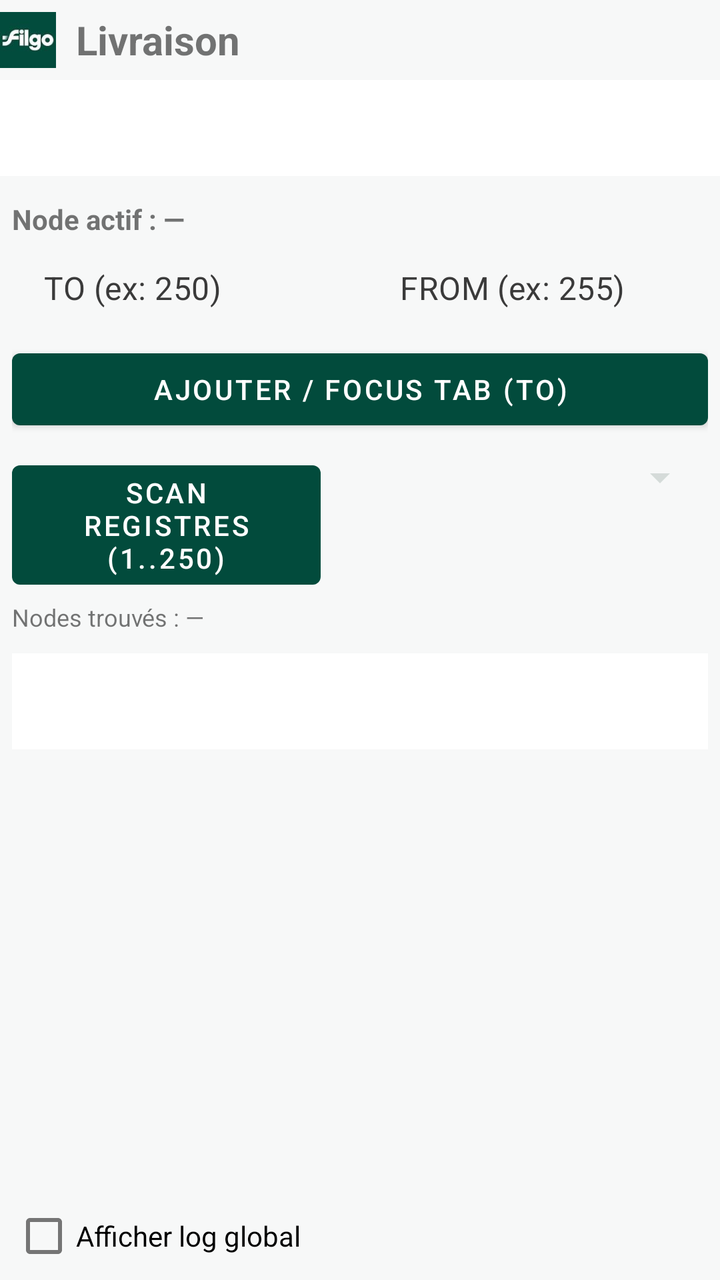
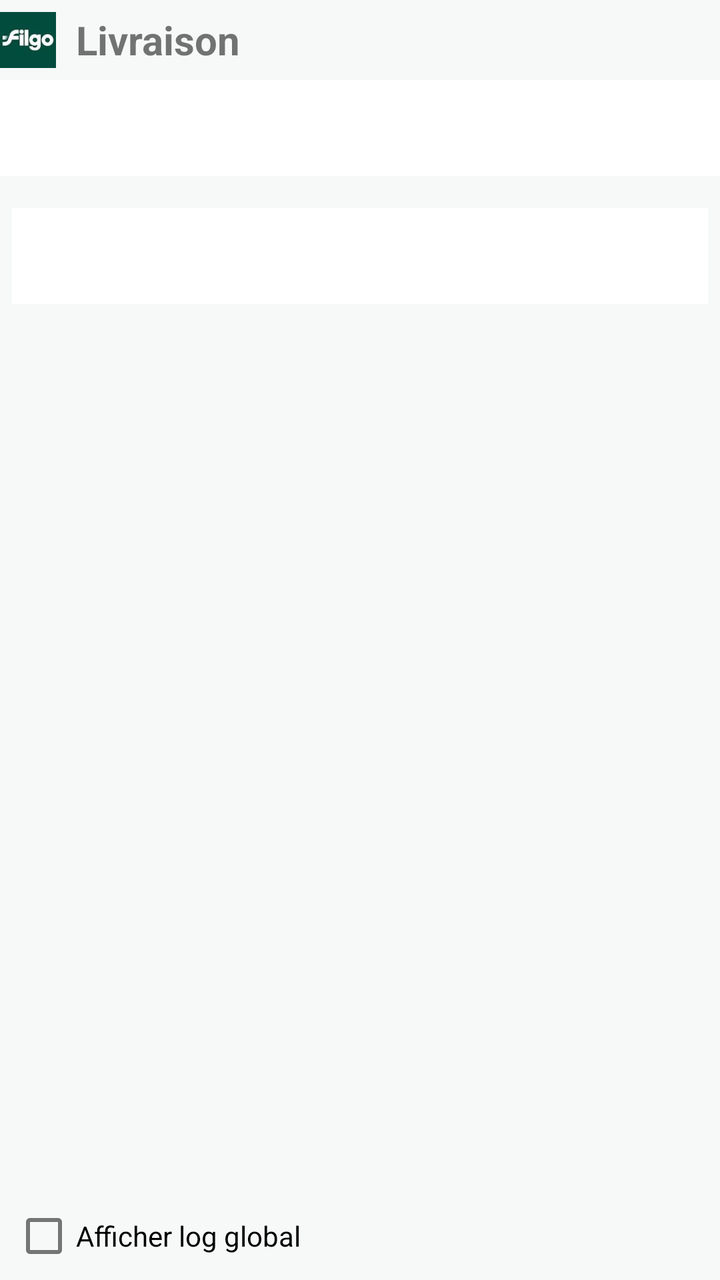

Two renders of the same Android screen: before a commit and after it. Below are the layout's source before the change and the commit's diff.
<!-- AndroidManifest.xml: application theme Theme.LcrFilgoEnergie -->
<!-- res/layout/activity_main.xml -->
<?xml version="1.0" encoding="utf-8"?>
<LinearLayout xmlns:android="http://schemas.android.com/apk/res/android"
    xmlns:app="http://schemas.android.com/apk/res-auto"
    android:id="@+id/rootTabs"
    android:layout_width="match_parent"
    android:layout_height="match_parent"
    android:orientation="vertical">

    
    <LinearLayout
        android:id="@+id/headerFilgo"
        android:layout_width="match_parent"
        android:layout_height="wrap_content"
        android:orientation="horizontal"
        android:gravity="center_vertical"
        android:paddingTop="6dp"
        android:paddingBottom="6dp">

        <ImageView
            android:id="@+id/imgFilgo"
            android:layout_width="28dp"
            android:layout_height="28dp"
            android:src="@mipmap/logoenergie1"
            android:contentDescription="Filgo"
            android:scaleType="fitCenter" />

        <TextView
            android:id="@+id/txtHeaderLivraison"
            android:layout_width="wrap_content"
            android:layout_height="wrap_content"
            android:layout_marginStart="10dp"
            android:text="Livraison"
            android:textStyle="bold"
            android:textSize="20sp" />
    </LinearLayout>

    
    <com.google.android.material.tabs.TabLayout
        android:id="@+id/tabLayout"
        android:layout_width="match_parent"
        android:layout_height="wrap_content"
        app:tabMode="fixed"
        app:tabGravity="fill" />

    
    
    <LinearLayout
        android:id="@+id/pageMain"
        android:layout_width="match_parent"
        android:layout_height="0dp"
        android:layout_weight="1"
        android:orientation="vertical">

        <LinearLayout
            android:id="@+id/root"
            android:layout_width="match_parent"
            android:layout_height="match_parent"
            android:orientation="vertical"
            android:padding="6dp">
      


            <TextView
                android:id="@+id/txtActiveNode"
                android:layout_width="match_parent"
                android:layout_height="wrap_content"
                android:text="Node actif : —"
                android:textStyle="bold"
                android:layout_marginTop="6dp" />

            <LinearLayout
                android:layout_width="match_parent"
                android:layout_height="wrap_content"
                android:orientation="horizontal"
                android:layout_marginTop="4dp">

                <EditText
                    android:id="@+id/edtTo"
                    android:layout_width="0dp"
                    android:layout_height="wrap_content"
                    android:layout_weight="1"
                    android:hint="TO (ex: 250)"
                    android:inputType="number"
                    android:singleLine="true" />

                <EditText
                    android:id="@+id/edtFrom"
                    android:layout_width="0dp"
                    android:layout_height="wrap_content"
                    android:layout_weight="1"
                    android:layout_marginStart="8dp"
                    android:hint="FROM (ex: 255)"
                    android:inputType="number"
                    android:singleLine="true" />
            </LinearLayout>

            <Button
                android:id="@+id/btnAddRegisterTab"
                android:layout_width="match_parent"
                android:layout_height="wrap_content"
                android:text="Ajouter / Focus TAB (TO)"
                android:layout_marginTop="6dp" />

            
            <LinearLayout
                android:layout_width="match_parent"
                android:layout_height="wrap_content"
                android:orientation="horizontal"
                android:layout_marginTop="8dp">

                <Button
                    android:id="@+id/btnScanNodes"
                    android:layout_width="0dp"
                    android:layout_height="wrap_content"
                    android:layout_weight="1"
                    android:text="Scan registres (1..250)" />

                <Spinner
                    android:id="@+id/spnNodesFound"
                    android:layout_width="0dp"
                    android:layout_height="wrap_content"
                    android:layout_weight="1.2"
                    android:layout_marginStart="8dp" />
            </LinearLayout>

            <TextView
                android:id="@+id/txtNodesSummary"
                android:layout_width="match_parent"
                android:layout_height="wrap_content"
                android:text="Nodes trouvés : —"
                android:layout_marginTop="2dp"
                android:textSize="12sp" />

            
            <com.google.android.material.tabs.TabLayout
                android:id="@+id/tabRegisters"
                android:layout_width="match_parent"
                android:layout_height="wrap_content"
                android:layout_marginTop="10dp"
                app:tabMode="scrollable"
                app:tabGravity="fill" />

            <FrameLayout
                android:id="@+id/registerContainer"
                android:layout_width="match_parent"
                android:layout_height="0dp"
                android:layout_weight="1"
                android:layout_marginTop="6dp" />

            
            <CheckBox
                android:id="@+id/cbShowLog"
                android:layout_width="wrap_content"
                android:layout_height="wrap_content"
                android:layout_marginTop="8dp"
                android:text="Afficher log global"
                android:checked="false"
                android:minHeight="0dp"
                android:paddingTop="0dp"
                android:paddingBottom="0dp" />

            <LinearLayout
                android:id="@+id/logPanel"
                android:layout_width="match_parent"
                android:layout_height="180dp"
                android:orientation="vertical"
                android:layout_marginTop="4dp"
                android:visibility="gone">

                <ScrollView
                    android:id="@+id/logScroll"
                    android:layout_width="match_parent"
                    android:layout_height="0dp"
                    android:layout_weight="1"
                    android:fillViewport="true"
                    android:background="#111111">

                    <TextView
                        android:id="@+id/txtLog"
                        android:layout_width="match_parent"
                        android:layout_height="wrap_content"
                        android:typeface="monospace"
                        android:textIsSelectable="true"
                        android:textSize="12sp"
                        android:textColor="#00FF00"
                        android:padding="6dp" />
                </ScrollView>

                <LinearLayout
                    android:layout_width="match_parent"
                    android:layout_height="wrap_content"
                    android:orientation="horizontal"
                    android:gravity="end">

                    <Button
                        android:id="@+id/btnClearLog"
                        android:layout_width="wrap_content"
                        android:layout_height="wrap_content"
                        android:text="Clear log" />

                    <Button
                        android:id="@+id/btnCopyLog"
                        android:layout_width="wrap_content"
                        android:layout_height="wrap_content"
                        android:layout_marginStart="8dp"
                        android:text="Copy log" />

                    <Button
                        android:id="@+id/btnScrollDown"
                        android:layout_width="wrap_content"
                        android:layout_height="wrap_content"
                        android:layout_marginStart="8dp"
                        android:text="Scroll down" />
                </LinearLayout>

                <LinearLayout
                    android:layout_width="match_parent"
                    android:layout_height="wrap_content"
                    android:orientation="horizontal"
                    android:layout_marginTop="2dp">

                    <CheckBox
                        android:id="@+id/cbTxRx"
                        android:layout_width="wrap_content"
                        android:layout_height="wrap_content"
                        android:text="Afficher TX / RX"
                        android:checked="false"
                        android:minHeight="0dp"
                        android:paddingTop="0dp"
                        android:paddingBottom="0dp" />

                    <CheckBox
                        android:id="@+id/cbLogTs"
                        android:layout_width="wrap_content"
                        android:layout_height="wrap_content"
                        android:layout_marginStart="12dp"
                        android:text="Timestamps UI + IO + API"
                        android:checked="false"
                        android:minHeight="0dp"
                        android:paddingTop="0dp"
                        android:paddingBottom="0dp" />
                </LinearLayout>
            </LinearLayout>

        </LinearLayout>
    </LinearLayout>

    
    
    <LinearLayout
        android:id="@+id/pageApiFace"
        android:layout_width="match_parent"
        android:layout_height="0dp"
        android:layout_weight="1"
        android:orientation="vertical"
        android:visibility="gone">

        <Button
            android:id="@+id/btnDbBackup"
            android:layout_width="match_parent"
            android:layout_height="wrap_content"
            android:text="Backup DB (Downloads)"
            android:layout_margin="8dp" />

        
        <include
            layout="@layout/fragment_api_face"
            android:layout_width="match_parent"
            android:layout_height="0dp"
            android:layout_weight="1" />

    </LinearLayout>



  
  
  <LinearLayout
      android:id="@+id/pageConfigure"
      android:layout_width="match_parent"
      android:layout_height="0dp"
      android:layout_weight="1"
      android:orientation="vertical"
      android:visibility="gone">

    <LinearLayout
        android:layout_width="match_parent"
        android:layout_height="match_parent"
        android:orientation="vertical"
        android:padding="10dp">

      
      <LinearLayout
          android:layout_width="match_parent"
          android:layout_height="wrap_content"
          android:orientation="horizontal"
          android:gravity="center_vertical">

        <TextView
            android:layout_width="0dp"
            android:layout_height="wrap_content"
            android:layout_weight="1"
            android:text="Configure"
            android:textStyle="bold"
            android:textSize="18sp"/>

        <LinearLayout
            android:layout_width="wrap_content"
            android:layout_height="wrap_content"
            android:orientation="vertical"
            android:gravity="end">

          <TextView
              android:id="@+id/txtMediaActive"
              android:layout_width="wrap_content"
              android:layout_height="wrap_content"
              android:text="Média : —"
              android:textSize="12sp"
              android:textStyle="bold"/>

          <TextView
              android:id="@+id/txtNodesActive"
              android:layout_width="wrap_content"
              android:layout_height="wrap_content"
              android:text="Nodes : —"
              android:textSize="12sp"/>
        </LinearLayout>
      </LinearLayout>

      
      <TextView
          android:layout_width="match_parent"
          android:layout_height="wrap_content"
          android:layout_marginTop="10dp"
          android:text="USB"
          android:textStyle="bold"/>

      <LinearLayout
          android:layout_width="match_parent"
          android:layout_height="wrap_content"
          android:orientation="horizontal"
          android:layout_marginTop="4dp">

        <Button
            android:id="@+id/btnScanUsb"
            android:layout_width="0dp"
            android:layout_height="wrap_content"
            android:layout_weight="1"
            android:text="Scan USB"/>

        <Button
            android:id="@+id/btnPingUsb"
            android:layout_width="0dp"
            android:layout_height="wrap_content"
            android:layout_weight="1"
            android:layout_marginStart="8dp"
            android:text="Ouvrir/Ping USB"/>
      </LinearLayout>

      <Spinner
          android:id="@+id/spnUsbDevices"
          android:layout_width="match_parent"
          android:layout_height="wrap_content"
          android:layout_marginTop="4dp"/>

      
      <TextView
          android:layout_width="match_parent"
          android:layout_height="wrap_content"
          android:layout_marginTop="14dp"
          android:text="Bluetooth (appareils appairés)"
          android:textStyle="bold"/>

      <Spinner
          android:id="@+id/spnBtBonded"
          android:layout_width="match_parent"
          android:layout_height="wrap_content"
          android:layout_marginTop="4dp"/>

      <LinearLayout
          android:layout_width="match_parent"
          android:layout_height="wrap_content"
          android:orientation="horizontal"
          android:layout_marginTop="6dp">

        <Button
            android:id="@+id/btnBtRefresh"
            android:layout_width="0dp"
            android:layout_height="wrap_content"
            android:layout_weight="1"
            android:text="Refresh"/>

        <Button
            android:id="@+id/btnBtConnect"
            android:layout_width="0dp"
            android:layout_height="wrap_content"
            android:layout_weight="1"
            android:layout_marginStart="8dp"
            android:text="Connect"/>

        <Button
            android:id="@+id/btnBtDisconnect"
            android:layout_width="0dp"
            android:layout_height="wrap_content"
            android:layout_weight="1"
            android:layout_marginStart="8dp"
            android:text="Disconnect"/>
      </LinearLayout>

      <TextView
          android:id="@+id/txtBtStatus"
          android:layout_width="match_parent"
          android:layout_height="wrap_content"
          android:layout_marginTop="6dp"
          android:text="BT : —"
          android:textSize="12sp"/>

      
      <TextView
          android:layout_width="match_parent"
          android:layout_height="wrap_content"
          android:layout_marginTop="14dp"
          android:text="Wi‑Fi (bientôt)"
          android:textStyle="bold"/>

      <Button
          android:layout_width="match_parent"
          android:layout_height="wrap_content"
          android:enabled="false"
          android:text="Configurer Wi‑Fi (à venir)"/>

    </LinearLayout>
  </LinearLayout>

</LinearLayout>
<!-- res/layout/fragment_api_face.xml (included above) -->
<androidx.core.widget.NestedScrollView xmlns:android="http://schemas.android.com/apk/res/android"
    xmlns:app="http://schemas.android.com/apk/res-auto"
    android:id="@+id/apiFaceRootScroll"
    android:layout_width="match_parent"
    android:layout_height="match_parent"
    android:fillViewport="true"
    android:padding="12dp">

    <LinearLayout
        android:id="@+id/apiFaceRoot"
        android:layout_width="match_parent"
        android:layout_height="wrap_content"
        android:orientation="vertical">

        
        <com.google.android.material.card.MaterialCardView
            android:layout_width="match_parent"
            android:layout_height="wrap_content"
            app:cardUseCompatPadding="true"
            app:cardCornerRadius="14dp"
            app:strokeWidth="1dp"
            app:strokeColor="#22000000">

            <LinearLayout
                android:layout_width="match_parent"
                android:layout_height="wrap_content"
                android:orientation="vertical"
                android:padding="12dp">

                <TextView
                    android:id="@+id/txtApiTitle"
                    android:layout_width="match_parent"
                    android:layout_height="wrap_content"
                    android:text="API‑Face"
                    android:textStyle="bold"
                    android:textSize="18sp" />

                
                <TextView
                    android:id="@+id/txtApiStatus"
                    android:layout_width="match_parent"
                    android:layout_height="wrap_content"
                    android:text="Status: STOPPED"
                    android:textStyle="bold"
                    android:textSize="14sp"
                    android:layout_marginTop="8dp"
                    android:padding="10dp"
                    android:background="#0F000000" />

                
                <TextView
                    android:id="@+id/txtApiUrl"
                    android:layout_width="match_parent"
                    android:layout_height="wrap_content"
                    android:text="http://127.0.0.1:8765"
                    android:textIsSelectable="true"
                    android:textSize="13sp"
                    android:layout_marginTop="8dp" />

                
                <LinearLayout
                    android:layout_width="match_parent"
                    android:layout_height="wrap_content"
                    android:orientation="horizontal"
                    android:layout_marginTop="10dp">

                    <com.google.android.material.button.MaterialButton
                        android:id="@+id/btnApiStart"
                        android:layout_width="0dp"
                        android:layout_height="wrap_content"
                        android:layout_weight="1"
                        android:text="Start API" />

                    <com.google.android.material.button.MaterialButton
                        android:id="@+id/btnApiStop"
                        style="@style/Widget.MaterialComponents.Button.OutlinedButton"
                        android:layout_width="0dp"
                        android:layout_height="wrap_content"
                        android:layout_weight="1"
                        android:layout_marginStart="8dp"
                        android:text="Stop API" />
                </LinearLayout>

                
                <TextView
                    android:id="@+id/txtApiHowTo"
                    android:layout_width="match_parent"
                    android:layout_height="wrap_content"
                    android:layout_marginTop="10dp"
                    android:text="Workflow API : voir documentation interne / README."
                    android:textSize="13sp" />
            </LinearLayout>
        </com.google.android.material.card.MaterialCardView>

        
        
        

        
        <View
            android:layout_width="match_parent"
            android:layout_height="16dp" />

    </LinearLayout>
</androidx.core.widget.NestedScrollView>
<!-- resources referenced by this layout -->
<resources>
  <!-- mipmap logoenergie1: png bitmap (mipmap-hdpi, 8273 bytes) -->
  <style name="Theme.LcrFilgoEnergie" parent="Theme.MaterialComponents.DayNight.NoActionBar">
  
          
          <item name="colorPrimary">@color/filgo_green</item>
          <item name="colorPrimaryDark">@color/filgo_green_dark</item>
          <item name="colorSecondary">@color/filgo_green_light</item>
  
          
          <item name="colorAccent">@color/filgo_green_light</item>
  
          
          <item name="colorControlNormal">@color/outline</item>
          <item name="colorControlActivated">@color/outline_focus</item>
  
          
          <item name="android:windowBackground">@color/bg_app</item>
  
          
          <item name="buttonStyle">@style/FilgoButton</item>
          <item name="editTextStyle">@style/FilgoEditText</item>
  
      </style>
  <color name="filgo_green">#024B3C</color>
  <color name="filgo_green_dark">#01372C</color>
  <color name="filgo_green_light">#0B6B55</color>
  <color name="outline">#D5DBD9</color>
  <color name="outline_focus">@color/filgo_green</color>
  <color name="bg_app">#F7F8F8</color>
  <style name="FilgoButton" parent="Widget.MaterialComponents.Button">
          <item name="backgroundTint">@color/btn_primary_bg</item>
          <item name="android:textColor">@color/btn_primary_text</item>
          <item name="android:textAllCaps">false</item>
      </style>
  <style name="FilgoEditText" parent="Widget.MaterialComponents.TextInputEditText.OutlinedBox">
          <item name="android:textColor">@color/text_primary</item>
          <item name="android:textColorHint">@color/text_secondary</item>
          <item name="android:padding">10dp</item>
      </style>
  <color name="btn_primary_bg">@color/filgo_green</color>
  <color name="btn_primary_text">@color/text_on_green</color>
  <color name="text_primary">#111111</color>
  <color name="text_secondary">#3A3A3A</color>
  <color name="text_on_green">#FFFFFF</color>
</resources>

<!-- the commit's change to res/layout/activity_main.xml (unified diff, before → after) -->
@@ -1,4 +1,3 @@
-<?xml version="1.0" encoding="utf-8"?>
 <LinearLayout xmlns:android="http://schemas.android.com/apk/res/android"
     xmlns:app="http://schemas.android.com/apk/res-auto"
     android:id="@+id/rootTabs"
@@ -58,79 +57,6 @@
             android:orientation="vertical"
             android:padding="6dp">
       
-
-
-            <TextView
-                android:id="@+id/txtActiveNode"
-                android:layout_width="match_parent"
-                android:layout_height="wrap_content"
-                android:text="Node actif : —"
-                android:textStyle="bold"
-                android:layout_marginTop="6dp" />
-
-            <LinearLayout
-                android:layout_width="match_parent"
-                android:layout_height="wrap_content"
-                android:orientation="horizontal"
-                android:layout_marginTop="4dp">
-
-                <EditText
-                    android:id="@+id/edtTo"
-                    android:layout_width="0dp"
-                    android:layout_height="wrap_content"
-                    android:layout_weight="1"
-                    android:hint="TO (ex: 250)"
-                    android:inputType="number"
-                    android:singleLine="true" />
-
-                <EditText
-                    android:id="@+id/edtFrom"
-                    android:layout_width="0dp"
-                    android:layout_height="wrap_content"
-                    android:layout_weight="1"
-                    android:layout_marginStart="8dp"
-                    android:hint="FROM (ex: 255)"
-                    android:inputType="number"
-                    android:singleLine="true" />
-            </LinearLayout>
-
-            <Button
-                android:id="@+id/btnAddRegisterTab"
-                android:layout_width="match_parent"
-                android:layout_height="wrap_content"
-                android:text="Ajouter / Focus TAB (TO)"
-                android:layout_marginTop="6dp" />
-
-            
-            <LinearLayout
-                android:layout_width="match_parent"
-                android:layout_height="wrap_content"
-                android:orientation="horizontal"
-                android:layout_marginTop="8dp">
-
-                <Button
-                    android:id="@+id/btnScanNodes"
-                    android:layout_width="0dp"
-                    android:layout_height="wrap_content"
-                    android:layout_weight="1"
-                    android:text="Scan registres (1..250)" />
-
-                <Spinner
-                    android:id="@+id/spnNodesFound"
-                    android:layout_width="0dp"
-                    android:layout_height="wrap_content"
-                    android:layout_weight="1.2"
-                    android:layout_marginStart="8dp" />
-            </LinearLayout>
-
-            <TextView
-                android:id="@+id/txtNodesSummary"
-                android:layout_width="match_parent"
-                android:layout_height="wrap_content"
-                android:text="Nodes trouvés : —"
-                android:layout_marginTop="2dp"
-                android:textSize="12sp" />
-
             
             <com.google.android.material.tabs.TabLayout
                 android:id="@+id/tabRegisters"
@@ -363,6 +289,82 @@
           android:layout_height="wrap_content"
           android:layout_marginTop="4dp"/>
 
+
+
+            <TextView
+                android:id="@+id/txtActiveNode"
+                android:layout_width="match_parent"
+                android:layout_height="wrap_content"
+                android:text="Node actif : —"
+                android:textStyle="bold"
+                android:layout_marginTop="6dp" />
+
+            <LinearLayout
+                android:layout_width="match_parent"
+                android:layout_height="wrap_content"
+                android:orientation="horizontal"
+                android:layout_marginTop="4dp">
+
+                <EditText
+                    android:id="@+id/edtTo"
+                    android:layout_width="0dp"
+                    android:layout_height="wrap_content"
+                    android:layout_weight="1"
+                    android:hint="TO (ex: 250)"
+                    android:inputType="number"
+                    android:singleLine="true" />
+
+                <EditText
+                    android:id="@+id/edtFrom"
+                    android:layout_width="0dp"
+                    android:layout_height="wrap_content"
+                    android:layout_weight="1"
+                    android:layout_marginStart="8dp"
+                    android:hint="FROM (ex: 255)"
+                    android:inputType="number"
+                    android:singleLine="true" />
+            </LinearLayout>
+
+            <Button
+                android:id="@+id/btnAddRegisterTab"
+                android:layout_width="match_parent"
+                android:layout_height="wrap_content"
+                android:text="Ajouter / Focus TAB (TO)"
+                android:layout_marginTop="6dp" />
+
+            
+            <LinearLayout
+                android:layout_width="match_parent"
+                android:layout_height="wrap_content"
+                android:orientation="horizontal"
+                android:layout_marginTop="8dp">
+
+                <Button
+                    android:id="@+id/btnScanNodes"
+                    android:layout_width="0dp"
+                    android:layout_height="wrap_content"
+                    android:layout_weight="1"
+                    android:text="Scan registres (1..250)" />
+
+                <Spinner
+                    android:id="@+id/spnNodesFound"
+                    android:layout_width="0dp"
+                    android:layout_height="wrap_content"
+                    android:layout_weight="1.2"
+                    android:layout_marginStart="8dp" />
+            </LinearLayout>
+
+            <TextView
+                android:id="@+id/txtNodesSummary"
+                android:layout_width="match_parent"
+                android:layout_height="wrap_content"
+                android:text="Nodes trouvés : —"
+                android:layout_marginTop="2dp"
+                android:textSize="12sp" />
+
+
+
+
       
       <TextView
           android:layout_width="match_parent"
